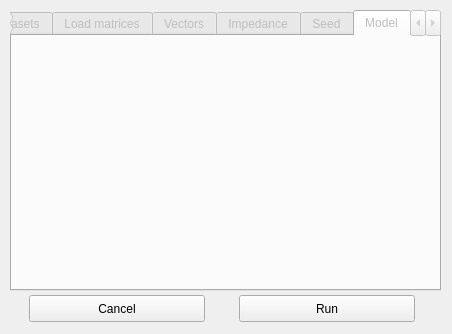
This is distribution_procedures/forms/ui_distribution.ui in AequilibraE/qaequilibrae as Qt 5 draws it before an edit. The edited form follows.
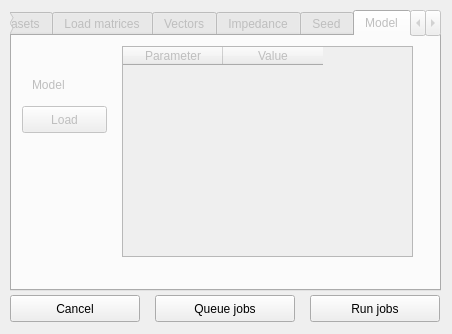
This is the edited form. The open tabs and pages were chosen to show the change.

Commit message: Allows for job queuing on trip distribution GUI

Patch:
```diff
--- a/distribution_procedures/forms/ui_distribution.ui
+++ b/distribution_procedures/forms/ui_distribution.ui
@@ -391,6 +391,52 @@
     <attribute name="title">
      <string>Model</string>
     </attribute>
+    <widget class="QTableWidget" name="table_model">
+     <property name="geometry">
+      <rect>
+       <x>110</x>
+       <y>10</y>
+       <width>291</width>
+       <height>211</height>
+      </rect>
+     </property>
+     <column>
+      <property name="text">
+       <string>Parameter</string>
+      </property>
+     </column>
+     <column>
+      <property name="text">
+       <string>Value</string>
+      </property>
+     </column>
+    </widget>
+    <widget class="QLabel" name="label_9">
+     <property name="geometry">
+      <rect>
+       <x>20</x>
+       <y>40</y>
+       <width>81</width>
+       <height>17</height>
+      </rect>
+     </property>
+     <property name="text">
+      <string>Model</string>
+     </property>
+    </widget>
+    <widget class="QPushButton" name="but_load_model">
+     <property name="geometry">
+      <rect>
+       <x>10</x>
+       <y>70</y>
+       <width>85</width>
+       <height>27</height>
+      </rect>
+     </property>
+     <property name="text">
+      <string>Load</string>
+     </property>
+    </widget>
    </widget>
    <widget class="QWidget" name="pg_set_model">
     <attribute name="title">
@@ -452,26 +498,69 @@
      </property>
     </widget>
    </widget>
+   <widget class="QWidget" name="pg_jobs">
+    <attribute name="title">
+     <string>jobs</string>
+    </attribute>
+    <widget class="QTableWidget" name="table_jobs">
+     <property name="geometry">
+      <rect>
+       <x>10</x>
+       <y>10</y>
+       <width>411</width>
+       <height>191</height>
+      </rect>
+     </property>
+     <column>
+      <property name="text">
+       <string>Job</string>
+      </property>
+     </column>
+     <column>
+      <property name="text">
+       <string>Output name</string>
+      </property>
+     </column>
+     <column>
+      <property name="text">
+       <string>Status</string>
+      </property>
+     </column>
+    </widget>
+    <widget class="QProgressBar" name="progressbar">
+     <property name="geometry">
+      <rect>
+       <x>10</x>
+       <y>210</y>
+       <width>411</width>
+       <height>23</height>
+      </rect>
+     </property>
+     <property name="value">
+      <number>0</number>
+     </property>
+    </widget>
+   </widget>
   </widget>
   <widget class="QPushButton" name="but_run">
    <property name="geometry">
     <rect>
-     <x>239</x>
+     <x>310</x>
      <y>295</y>
-     <width>176</width>
+     <width>130</width>
      <height>27</height>
     </rect>
    </property>
    <property name="text">
-    <string>Run</string>
+    <string>Run jobs</string>
    </property>
   </widget>
   <widget class="QPushButton" name="but_cancel">
    <property name="geometry">
     <rect>
-     <x>29</x>
+     <x>10</x>
      <y>295</y>
-     <width>176</width>
+     <width>130</width>
      <height>27</height>
     </rect>
    </property>
@@ -518,6 +607,19 @@
     <string>Calibrate Gravity</string>
    </property>
   </widget>
+  <widget class="QPushButton" name="but_queue">
+   <property name="geometry">
+    <rect>
+     <x>155</x>
+     <y>295</y>
+     <width>140</width>
+     <height>27</height>
+    </rect>
+   </property>
+   <property name="text">
+    <string>Queue jobs</string>
+   </property>
+  </widget>
   <zorder>but_run</zorder>
   <zorder>but_cancel</zorder>
   <zorder>rdo_ipf</zorder>
```
Left out of the diff: 1 changed line with no effect on the pictures. The commit also changes 6 other files.
